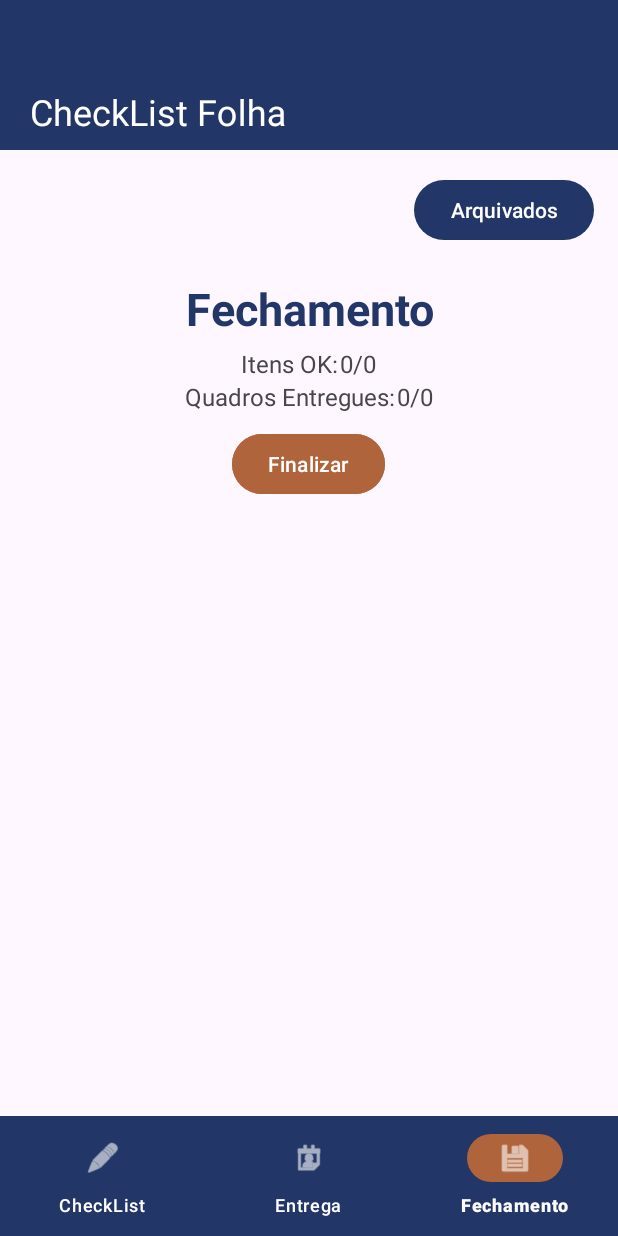
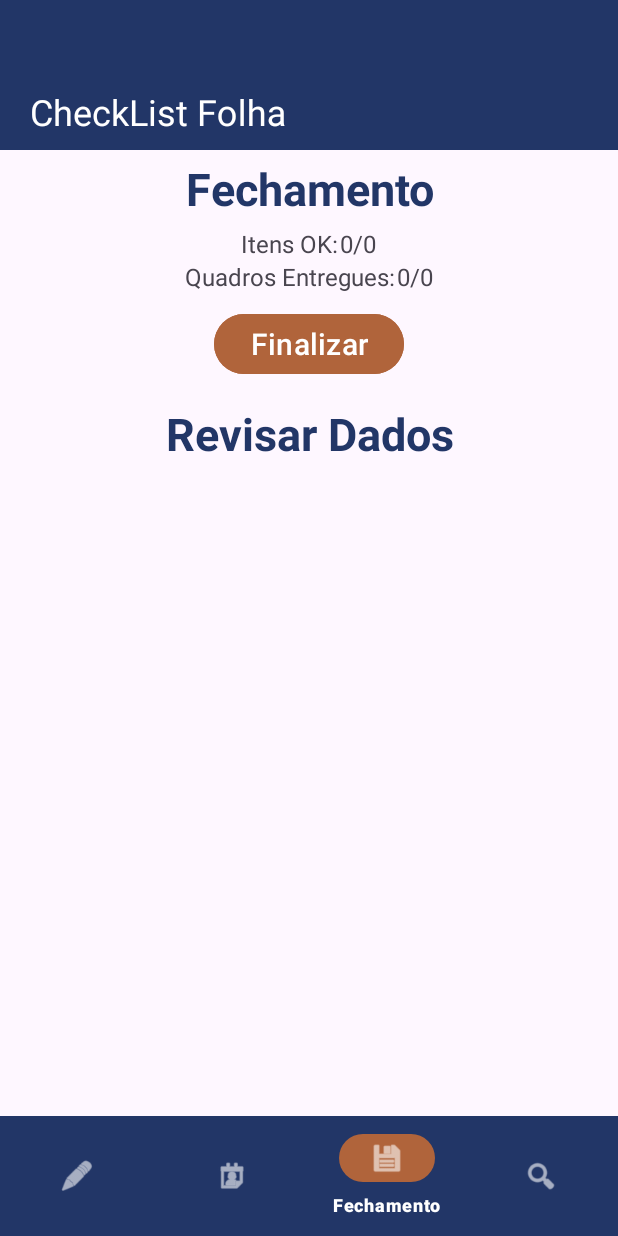
Before and after one commit to igBFranco/CheckListFolha, an Android app: the screen it shows after launch (MainActivity), item 3 of the bottom bar chosen, on a phone screen of 412 x 824 dp. Run offline under Robolectric (Android 15) with nearby library versions, the phone set to English and light mode, and no system bars; our stand-ins replace Room's generated code.

Commit message:
List Fechamento Archived Items

```diff
--- a/app/src/main/java/br/pucpr/appdev20241/checklistfolha/controller/MainActivity.kt
+++ b/app/src/main/java/br/pucpr/appdev20241/checklistfolha/controller/MainActivity.kt
@@ -10,6 +10,7 @@ import br.pucpr.appdev20241.checklistfolha.model.DataStore
 import br.pucpr.appdev20241.checklistfolha.view.CheckList
 import br.pucpr.appdev20241.checklistfolha.view.ControleQuadros
 import br.pucpr.appdev20241.checklistfolha.view.Fechamento
+import br.pucpr.appdev20241.checklistfolha.view.FechamentosArquivados
 import br.pucpr.appdev20241.checklistfolha.view.ItemsAdapter
 
 class MainActivity : AppCompatActivity() {
@@ -46,6 +47,10 @@ class MainActivity : AppCompatActivity() {
                     loadFragment(Fechamento())
                     true
                 }
+                R.id.nav_arquivo -> {
+                    loadFragment(FechamentosArquivados())
+                    true
+                }
                 else -> false
             }
         }
--- a/app/src/main/java/br/pucpr/appdev20241/checklistfolha/model/DataStore.kt
+++ b/app/src/main/java/br/pucpr/appdev20241/checklistfolha/model/DataStore.kt
@@ -77,6 +77,10 @@ object DataStore {
         clearData()
     }
 
+    suspend fun getAllFechamentos(): List<Fechamento> {
+        return db.fechamentoDao().getAllFechamentos()
+    }
+
     suspend fun getFechamentoByCompetencia(competencia: String): Fechamento? = withContext(Dispatchers.IO) {
         db.fechamentoDao().getByCompetencia(competencia)
     }
--- a/app/src/main/java/br/pucpr/appdev20241/checklistfolha/model/FechamentoDao.kt
+++ b/app/src/main/java/br/pucpr/appdev20241/checklistfolha/model/FechamentoDao.kt
@@ -8,6 +8,9 @@ interface FechamentoDao {
     @Insert
     suspend fun insert(fechamento: Fechamento)
 
+    @Query("SELECT * FROM Fechamento")
+    suspend fun getAllFechamentos(): List<Fechamento>
+
     @Query("SELECT * FROM Fechamento WHERE competencia = :competencia")
     suspend fun getByCompetencia(competencia: String): Fechamento?
 
--- a/app/src/main/java/br/pucpr/appdev20241/checklistfolha/view/QuadrosAdapter.kt
+++ b/app/src/main/java/br/pucpr/appdev20241/checklistfolha/view/QuadrosAdapter.kt
@@ -5,11 +5,10 @@ import android.view.ViewGroup
 import androidx.recyclerview.widget.RecyclerView
 import br.pucpr.appdev20241.checklistfolha.databinding.AdapterQuadrosBinding
 import br.pucpr.appdev20241.checklistfolha.model.Quadro
-import br.pucpr.appdev20241.checklistfolha.model.ToDo
 import java.text.SimpleDateFormat
 import java.util.Locale
 
-class QuadrosAdapter (var quadrosEntregues: MutableList<Quadro>): RecyclerView.Adapter<QuadrosAdapter.QuadroHolder> (){
+class QuadrosAdapter(var quadrosEntregues: List<Quadro>): RecyclerView.Adapter<QuadrosAdapter.QuadroHolder> (){
     private val dateFormat = SimpleDateFormat("dd/MM/yyyy", Locale.getDefault())
 
     override fun onCreateViewHolder(parent: ViewGroup, viewType: Int): QuadrosAdapter.QuadroHolder {
--- a/app/src/main/res/layout/fragment_fechamento.xml
+++ b/app/src/main/res/layout/fragment_fechamento.xml
@@ -7,14 +7,6 @@
     android:orientation="vertical"
     android:gravity="center_horizontal"
     >
-
-    <Button
-        android:id="@+id/archive"
-        android:layout_width="wrap_content"
-        android:layout_height="wrap_content"
-        android:text="Arquivados"
-        android:layout_margin="16dp"
-        android:layout_gravity="right"/>
 
     <TextView
         android:layout_width="match_parent"
@@ -69,7 +61,18 @@
         android:layout_height="wrap_content"
         android:text="Finalizar"
         android:layout_margin="10dp"
-        android:backgroundTint="@color/secondaryColor"/>
+        android:backgroundTint="@color/secondaryColor"
+        android:textSize="20dp"/>
+
+    <TextView
+        android:layout_width="match_parent"
+        android:layout_height="wrap_content"
+        android:text="Revisar Dados"
+        android:textSize="30dp"
+        android:textAlignment="center"
+        android:textStyle="bold"
+        android:textColor="@color/primaryColor"
+        android:layout_margin="5dp"/>
 
     <androidx.recyclerview.widget.RecyclerView
         android:id="@+id/recyclerView"
--- a/app/src/main/res/menu/bottom_navigation_menu.xml
+++ b/app/src/main/res/menu/bottom_navigation_menu.xml
@@ -12,4 +12,8 @@
         android:id="@+id/nav_fechamento"
         android:icon="@android:drawable/ic_menu_save"
         android:title="Fechamento" />
+    <item
+        android:id="@+id/nav_arquivo"
+        android:icon="@android:drawable/ic_menu_search"
+        android:title="Arquivo" />
 </menu>
```
Also changed, not shown: app/src/main/java/br/pucpr/appdev20241/checklistfolha/view/FechamentoArquivadoAdapter.kt (added, +43 -0 lines), app/src/main/java/br/pucpr/appdev20241/checklistfolha/view/FechamentosArquivados.kt (added, +51 -0 lines), app/src/main/java/br/pucpr/appdev20241/checklistfolha/view/QuadroFechamentoAdapter.kt (added, +40 -0 lines), app/src/main/java/br/pucpr/appdev20241/checklistfolha/view/ToDoAdapter.kt (added, +36 -0 lines), app/src/main/res/layout/fragment_fechamento_archived.xml (added, +25 -0 lines), app/src/main/res/layout/item_fechamento_arquivado.xml (added, +39 -0 lines).
